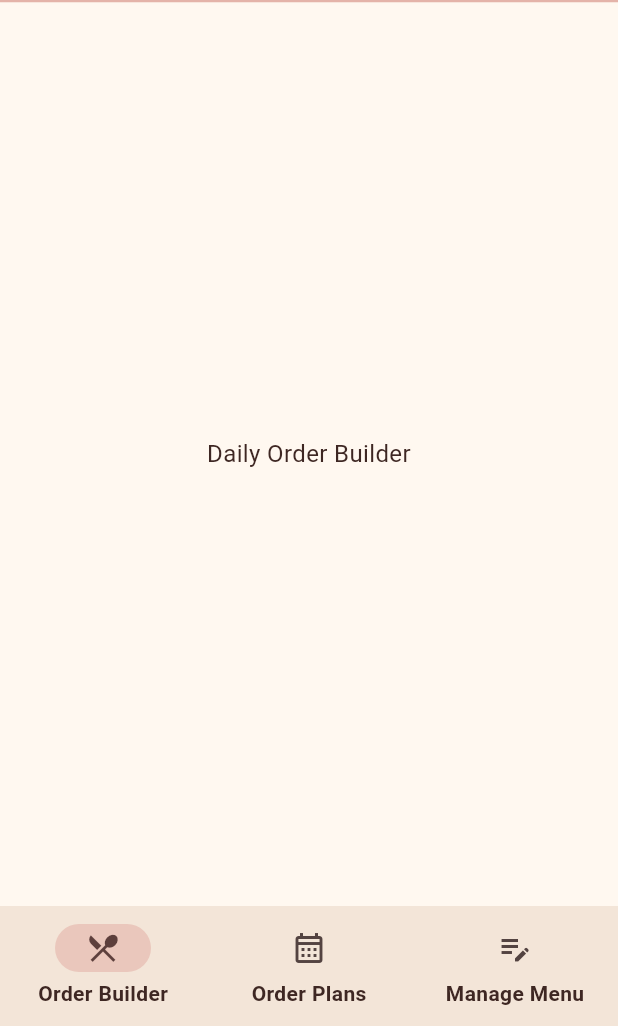
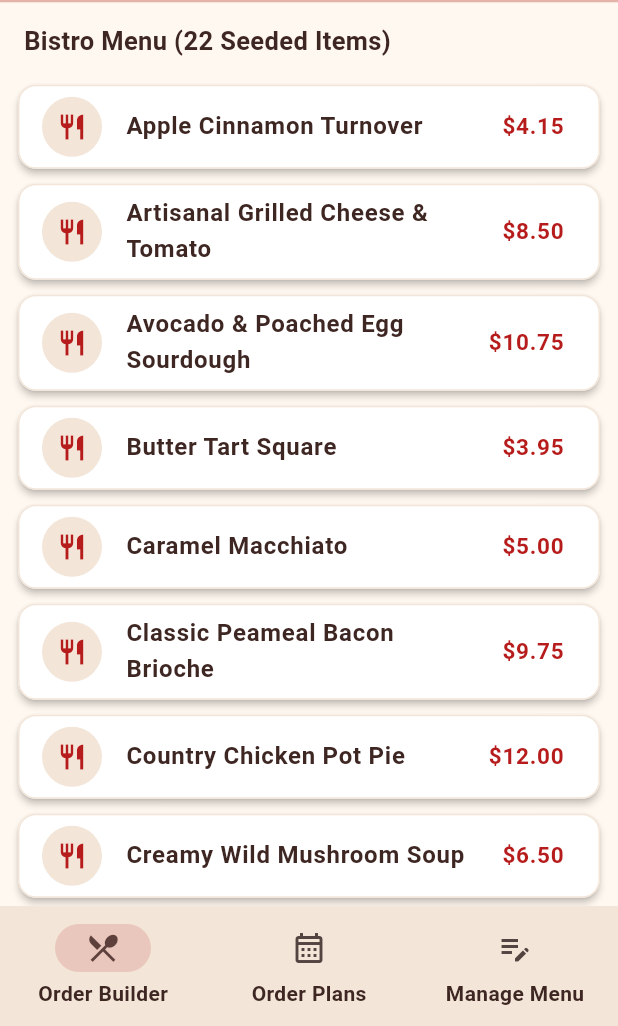
Before and after one commit to Vyoma22/maple_crust_bistro, a Flutter app: the screen it shows after launch, on a phone screen of 412 x 824 dp, the part 210-1236 px from its top. Run offline on Flutter 3.47's test engine with Material 3 defaults, Android fonts, the phone set to English and light mode, and no system bars; our stand-ins replace sqflite; accounts and stored records are empty.

Commit message:
Commit 2: Added local database and 1st screen to fetch the dishes

```diff
--- /dev/null
+++ b/lib/database/database_helper.dart
@@ -0,0 +1,103 @@
+import 'package:path/path.dart';
+import 'package:sqflite/sqflite.dart';
+import '../models/food_item.dart';
+
+/// Singleton helper managing local SQLite database creation, seeding, and queries.
+class DatabaseHelper {
+  static final DatabaseHelper instance = DatabaseHelper._internal();
+  static Database? _database;
+
+  DatabaseHelper._internal();
+
+  static const String _dbName = 'maple_crust_bistro.db';
+  static const int _dbVersion = 1;
+
+  static const String tableFoodItems = 'food_items';
+  static const String tableOrderPlans = 'order_plans';
+
+  /// Returns the existing database instance or initializes it on first access.
+  Future<Database> get database async {
+    if (_database != null) return _database!;
+    _database = await _initDatabase();
+    return _database!;
+  }
+
+  /// Opens the SQLite database file and triggers table creation on initial install.
+  Future<Database> _initDatabase() async {
+    final String dbPath = await getDatabasesPath();
+    final String path = join(dbPath, _dbName);
+
+    return await openDatabase(
+      path,
+      version: _dbVersion,
+      onCreate: _onCreate,
+    );
+  }
+
+  /// Creates database tables and seeds initial menu items upon first install.
+  Future<void> _onCreate(Database db, int version) async {
+    await db.execute('''
+      CREATE TABLE $tableFoodItems (
+        id INTEGER PRIMARY KEY AUTOINCREMENT,
+        name TEXT NOT NULL,
+        cost REAL NOT NULL
+      )
+    ''');
+
+    await db.execute('''
+      CREATE TABLE $tableOrderPlans (
+        id INTEGER PRIMARY KEY AUTOINCREMENT,
+        date TEXT NOT NULL,
+        target_cost REAL NOT NULL,
+        total_cost REAL NOT NULL,
+        items_json TEXT NOT NULL
+      )
+    ''');
+
+    await _seedInitialFoodItems(db);
+  }
+
+  /// Inserts 22 Maple Crust Bistro food items and prices into the database.
+  Future<void> _seedInitialFoodItems(Database db) async {
+    final List<FoodItem> initialMenu = [
+      const FoodItem(name: 'Maple Glazed Croissant', cost: 3.75),
+      const FoodItem(name: 'Roasted Turkey & Brie Baguette', cost: 11.50),
+      const FoodItem(name: 'Smoked Salmon & Herb Bagel', cost: 10.25),
+      const FoodItem(name: 'Classic Peameal Bacon Brioche', cost: 9.75),
+      const FoodItem(name: 'Artisanal Grilled Cheese & Tomato', cost: 8.50),
+      const FoodItem(name: 'Harvest Butternut Squash Soup', cost: 6.25),
+      const FoodItem(name: 'Creamy Wild Mushroom Soup', cost: 6.50),
+      const FoodItem(name: 'Country Chicken Pot Pie', cost: 12.00),
+      const FoodItem(name: 'Spinach & Feta Puff Pastry', cost: 5.25),
+      const FoodItem(name: 'Apple Cinnamon Turnover', cost: 4.15),
+      const FoodItem(name: 'Wild Blueberry Oat Muffin', cost: 3.50),
+      const FoodItem(name: 'Double Chocolate Espresso Brownie', cost: 4.25),
+      const FoodItem(name: 'Butter Tart Square', cost: 3.95),
+      const FoodItem(name: 'Freshly Brewed Dark Roast Coffee', cost: 2.50),
+      const FoodItem(name: 'Maple Oat Milk Latte', cost: 5.25),
+      const FoodItem(name: 'Caramel Macchiato', cost: 5.00),
+      const FoodItem(name: 'Spiced Chai Tea Latte', cost: 4.75),
+      const FoodItem(name: 'London Fog Earl Grey Latte', cost: 4.65),
+      const FoodItem(name: 'Iced Maple Cold Brew', cost: 4.85),
+      const FoodItem(name: 'Fresh Squeezed Orange Juice', cost: 3.90),
+      const FoodItem(name: 'Mixed Berry Yogurt Parfait', cost: 5.75),
+      const FoodItem(name: 'Avocado & Poached Egg Sourdough', cost: 10.75),
+    ];
+
+    final Batch batch = db.batch();
+    for (final FoodItem item in initialMenu) {
+      batch.insert(tableFoodItems, item.toMap());
+    }
+    await batch.commit(noResult: true);
+  }
+
+  /// Retrieves all food items from the database ordered alphabetically by name.
+  Future<List<FoodItem>> getAllFoodItems() async {
+    final db = await database;
+    final maps = await db.query(
+      tableFoodItems,
+      orderBy: 'name ASC',
+    );
+    return maps.map((map) => FoodItem.fromMap(map)).toList();
+  }
+}
--- /dev/null
+++ b/lib/models/food_item.dart
@@ -0,0 +1,43 @@
+/// Data model representing a menu item and its price.
+class FoodItem {
+  final int? id;
+  final String name;
+  final double cost;
+
+  const FoodItem({
+    this.id,
+    required this.name,
+    required this.cost,
+  });
+
+  /// Converts a FoodItem instance into a SQLite-compatible Map.
+  Map<String, dynamic> toMap() {
+    return {
+      'id': id,
+      'name': name,
+      'cost': cost,
+    };
+  }
+
+  /// Creates a FoodItem instance from a SQLite row Map.
+  factory FoodItem.fromMap(Map<String, dynamic> map) {
+    return FoodItem(
+      id: map['id'] as int?,
+      name: map['name'] as String,
+      cost: (map['cost'] as num).toDouble(),
+    );
+  }
+
+  /// Returns a copy of this FoodItem with updated fields.
+  FoodItem copyWith({
+    int? id,
+    String? name,
+    double? cost,
+  }) {
+    return FoodItem(
+      id: id ?? this.id,
+      name: name ?? this.name,
+      cost: cost ?? this.cost,
+    );
+  }
+}
--- a/lib/screens/home_shell.dart
+++ b/lib/screens/home_shell.dart
@@ -1,4 +1,6 @@
 import 'package:flutter/material.dart';
+import '../database/database_helper.dart';
+import '../models/food_item.dart';
 import '../theme/app_theme.dart';
 
 /// Main navigation shell displaying the restaurant branding and tab views.
@@ -11,6 +13,25 @@ class HomeShell extends StatefulWidget {
 
 class _HomeShellState extends State<HomeShell> {
   int _selectedIndex = 0;
+  List<FoodItem> _foodItems = [];
+  bool _isLoading = true;
+
+  @override
+  void initState() {
+    super.initState();
+    _loadFoodItems();
+  }
+
+  /// Fetches all seeded/stored food items from the local SQLite database.
+  Future<void> _loadFoodItems() async {
+    final List<FoodItem> items =
+    await DatabaseHelper.instance.getAllFoodItems();
+    if (!mounted) return;
+    setState(() {
+      _foodItems = items;
+      _isLoading = false;
+    });
+  }
 
   /// Updates the active tab index when the user taps a navigation destination.
   void _onDestinationSelected(int index) {
@@ -76,21 +97,82 @@ class _HomeShellState extends State<HomeShell> {
     );
   }
 
-  /// Returns the placeholder body for each tab until database features are wired up.
-  Widget _buildCurrentTabPlaceholder() {
+  /// Displays the seeded menu items and costs loaded from SQLite.
+  Widget _buildMenuPreviewTab() {
+    if (_isLoading) {
+      return const Center(child: CircularProgressIndicator());
+    }
+
+    if (_foodItems.isEmpty) {
+      return const Center(
+        child: Text('No menu items found in the database.'),
+      );
+    }
+
+    return Column(
+      crossAxisAlignment: CrossAxisAlignment.start,
+      children: [
+        Padding(
+          padding: const EdgeInsets.fromLTRB(16, 14, 16, 8),
+          child: Text(
+            'Bistro Menu (${_foodItems.length} Seeded Items)',
+            style: const TextStyle(
+              fontSize: 17,
+              fontWeight: FontWeight.bold,
+              color: AppTheme.espressoBrown,
+            ),
+          ),
+        ),
+        Expanded(
+          child: ListView.builder(
+            padding: const EdgeInsets.symmetric(horizontal: 12, vertical: 4),
+            itemCount: _foodItems.length,
+            itemBuilder: (context, index) {
+              final FoodItem item = _foodItems[index];
+              return Card(
+                margin: const EdgeInsets.symmetric(vertical: 5),
+                child: ListTile(
+                  leading: CircleAvatar(
+                    backgroundColor: AppTheme.softSand,
+                    child: const Icon(
+                      Icons.restaurant,
+                      color: AppTheme.mapleRed,
+                      size: 20,
+                    ),
+                  ),
+                  title: Text(
+                    item.name,
+                    style: const TextStyle(
+                      fontWeight: FontWeight.w600,
+                      color: AppTheme.espressoBrown,
+                    ),
+                  ),
+                  trailing: Text(
+                    '\$${item.cost.toStringAsFixed(2)}',
+                    style: const TextStyle(
+                      fontSize: 15,
+                      fontWeight: FontWeight.bold,
+                      color: AppTheme.mapleRed,
+                    ),
+                  ),
+                ),
+              );
+            },
+          ),
+        ),
+      ],
+    );
+  }
+
+  /// Returns the view for the currently selected bottom navigation tab.
+  Widget _buildCurrentTab() {
     switch (_selectedIndex) {
       case 0:
-        return const Center(
-          child: Text(
-            'Daily Order Builder',
-            textAlign: TextAlign.center,
-            style: TextStyle(fontSize: 16),
-          ),
-        );
+        return _buildMenuPreviewTab();
       case 1:
         return const Center(
           child: Text(
-            'Order Plans & Date Search',
+            'Order Plans & Date Search)',
             textAlign: TextAlign.center,
             style: TextStyle(fontSize: 16),
           ),
@@ -117,7 +199,7 @@ class _HomeShellState extends State<HomeShell> {
         children: [
           _buildBrandHeader(),
           Expanded(
-            child: _buildCurrentTabPlaceholder(),
+            child: _buildCurrentTab(),
           ),
         ],
       ),
--- a/pubspec.yaml
+++ b/pubspec.yaml
@@ -35,6 +35,8 @@ dependencies:
   # The following adds the Cupertino Icons font to your application.
   # Use with the CupertinoIcons class for iOS style icons.
   cupertino_icons: ^1.0.8
+  sqflite: ^2.4.6
+  path: ^1.9.1
 
 dev_dependencies:
   flutter_test:
```
Also changed, not shown: lib/models/order_plan.dart (added, +47 -0 lines), pubspec.lock, 1 other file.
